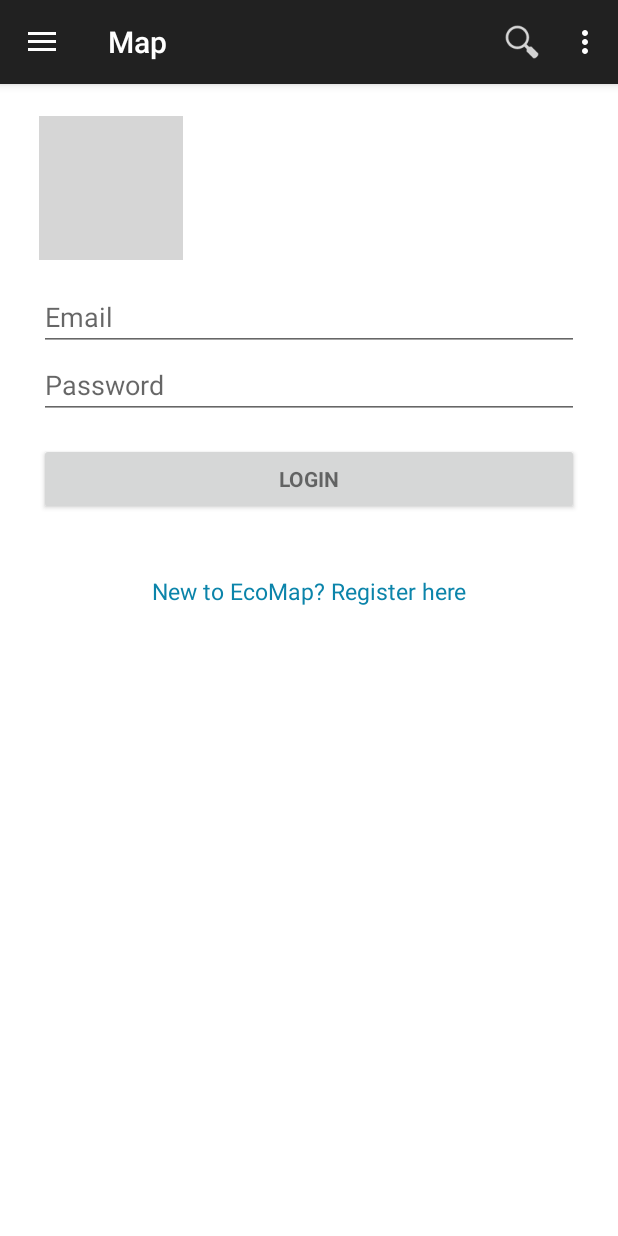
After one commit to ITsvetkoFF/Kv-009, an Android app: the fragment LoginFragment placed in its activity, on a phone screen of 412 x 824 dp. The commit adds this screen. Run offline under Robolectric (Android 15) with nearby library versions, the phone set to English and light mode, and no system bars; 1 statement that could not run was skipped; grey boxes are pictures that could not be loaded.

Commit message:
login fragment added

```diff
--- a/app/build.gradle
+++ b/app/build.gradle
@@ -23,6 +23,6 @@ dependencies {
     compile fileTree(dir: 'libs', include: ['*.jar'])
     compile 'com.android.support:appcompat-v7:22.2.0'
     compile 'com.google.android.gms:play-services:7.5.0'
-    compile 'com.google.maps.android:android-maps-utils:0.3+'
+    compile 'com.google.maps.android:android-maps-utils:0.3.+'
     compile 'com.getbase:floatingactionbutton:1.9.1'
 }
--- a/app/src/main/AndroidManifest.xml
+++ b/app/src/main/AndroidManifest.xml
@@ -42,10 +42,13 @@
                 android:name="android.support.PARENT_ACTIVITY"
                 android:value=".activities.MainActivity" />
         </activity>
+
         <provider
-            android:authorities="org.ecomap.android.app.data"
-            android:name=".data.EcoMapProvider"/>
-        <service android:name=".sync.EcoMapService"/>
+            android:name=".data.EcoMapProvider"
+            android:authorities="org.ecomap.android.app.data" />
+
+        <service android:name=".sync.EcoMapService" />
+
     </application>
 
 </manifest>
--- a/app/src/main/java/org/ecomap/android/app/activities/MainActivity.java
+++ b/app/src/main/java/org/ecomap/android/app/activities/MainActivity.java
@@ -43,6 +43,7 @@ import org.ecomap.android.app.ProblemsTask;
 import org.ecomap.android.app.R;
 import org.ecomap.android.app.fragments.AddProblemFragment;
 import org.ecomap.android.app.fragments.EcoMapFragment;
+import org.ecomap.android.app.fragments.LoginFragment;
 
 /**
  * This example illustrates a common usage of the DrawerLayout widget
@@ -84,6 +85,7 @@ public class MainActivity extends AppCompatActivity {
     public static final int NAV_MAP = 0;
     public static final int NAV_DETAILS = 2;
     public static final int NAV_RESOURCES = 3;
+    public static final int NAV_LOGIN = 5;
 
 
 
@@ -183,6 +185,7 @@ public class MainActivity extends AppCompatActivity {
         // update the main content by replacing fragments
         FragmentManager fragmentManager = getSupportFragmentManager();
         Fragment fragment;
+        boolean stop = false;
         switch (position) {
             case NAV_MAP:
                 fragment = new EcoMapFragment();
@@ -192,6 +195,9 @@ public class MainActivity extends AppCompatActivity {
                 break;
             case NAV_DETAILS:
                 fragment = AddProblemFragment.newInstance("title", "description");
+                break;
+            case NAV_LOGIN:
+                fragment = new LoginFragment();
                 break;
             default:
                 fragment = new MockFragment();
--- /dev/null
+++ b/app/src/main/java/org/ecomap/android/app/fragments/LoginFragment.java
@@ -0,0 +1,20 @@
+package org.ecomap.android.app.fragments;
+
+import android.os.Bundle;
+import android.view.LayoutInflater;
+import android.view.View;
+import android.view.ViewGroup;
+
+import android.support.v4.app.Fragment;
+
+import org.ecomap.android.app.R;
+
+public class LoginFragment extends Fragment {
+
+    @Override
+    public View onCreateView(LayoutInflater inflater, ViewGroup container, Bundle savedInstanceState) {
+
+        return inflater.inflate(R.layout.login_layout, container, false);
+    }
+
+}
--- /dev/null
+++ b/app/src/main/res/layout/login_layout.xml
@@ -0,0 +1,113 @@
+<?xml version="1.0" encoding="utf-8"?>
+<LinearLayout xmlns:android="http://schemas.android.com/apk/res/android"
+    xmlns:tools="http://schemas.android.com/tools"
+    android:layout_width="match_parent"
+    android:layout_height="match_parent"
+    android:gravity="center_horizontal"
+    android:orientation="vertical"
+    android:paddingBottom="@dimen/activity_vertical_margin"
+    android:paddingLeft="@dimen/activity_horizontal_margin"
+    android:paddingRight="@dimen/activity_horizontal_margin"
+    android:paddingTop="@dimen/activity_vertical_margin"
+    android:background="@color/white"
+    tools:context="org.ecomap.android.app.fragments.LoginFragment" >
+<!-- Login progress -->
+<ProgressBar
+    android:id="@+id/login_progress" style="?android:attr/progressBarStyleLarge"
+    android:layout_width="wrap_content"
+    android:layout_height="wrap_content"
+    android:layout_marginBottom="8dp"
+    android:visibility="gone" />
+
+<ScrollView
+    android:id="@+id/login_form"
+    android:layout_width="match_parent"
+    android:layout_height="match_parent">
+
+    <RelativeLayout
+        android:layout_width="fill_parent"
+        android:layout_height="wrap_content"
+        android:orientation="vertical">
+
+        <!-- HEADER start -->
+        <LinearLayout
+            android:id="@+id/header"
+            android:layout_width="fill_parent"
+            android:layout_height="wrap_content"
+            android:paddingTop="5dip"
+            android:paddingBottom="5dip">
+
+            <!-- LOGO start -->
+            <ImageView
+                android:src="@drawable/logo"
+                android:layout_width="wrap_content"
+                android:layout_height="wrap_content"
+                android:layout_marginLeft="10dip"/>
+            <!-- LOGO end -->
+
+        </LinearLayout>
+        <!-- HEADER end -->
+
+        <!-- LOGIN FORM start -->
+        <LinearLayout
+            android:id="@+id/email_login_form"
+            android:layout_width="match_parent"
+            android:layout_height="wrap_content"
+            android:orientation="vertical"
+            android:padding="10dip"
+            android:layout_below="@+id/header">
+
+            <!-- EMAIL start -->
+            <AutoCompleteTextView
+                android:id="@+id/email"
+                android:layout_width="match_parent"
+                android:layout_height="wrap_content"
+                android:hint="@string/prompt_email"
+                android:inputType="textEmailAddress"
+                android:maxLines="1"
+                android:singleLine="true" />
+            <!-- EMAIL end -->
+
+            <!-- PASSWORD start -->
+            <EditText
+                android:id="@+id/password"
+                android:layout_width="match_parent"
+                android:layout_height="wrap_content"
+                android:hint="@string/prompt_password"
+                android:imeActionId="@+id/login"
+                android:imeActionLabel="@string/action_sign_in_short"
+                android:imeOptions="actionUnspecified"
+                android:inputType="textPassword"
+                android:maxLines="1"
+                android:singleLine="true" />
+            <!-- PASSWORD end -->
+
+            <!-- LOGIN BUTTON start -->
+            <Button
+                android:id="@+id/email_sign_in_button" style="?android:textAppearanceSmall"
+                android:layout_width="match_parent"
+                android:layout_height="wrap_content"
+                android:layout_marginTop="16dp"
+                android:text="Login"
+                android:textStyle="bold" />
+            <!-- LOGIN BUTTON end -->
+
+            <!--LINK TO REGISTER start -->
+            <TextView android:id="@+id/link_to_register"
+                android:layout_width="fill_parent"
+                android:layout_height="wrap_content"
+                android:layout_marginTop="40dip"
+                android:layout_marginBottom="40dip"
+                android:text="New to EcoMap? Register here"
+                android:gravity="center"
+                android:textSize="15dip"
+                android:textColor="#0b84aa"/>
+            <!-- LINK TO REGISTER end -->
+
+        </LinearLayout>
+        <!-- LOGIN FORM end -->
+
+    </RelativeLayout>
+</ScrollView>
+
+</LinearLayout>
--- a/app/src/main/res/values/strings.xml
+++ b/app/src/main/res/values/strings.xml
@@ -8,6 +8,7 @@
         <item>TOP 10</item>
         <item>Profile</item>
         <item>Resources</item>
+        <item>Login</item>
     </string-array>
 
     <string-array name="problem_details_tabs">
@@ -23,6 +24,23 @@
     <string name="drawer_open">Open navigation drawer</string>
     <string name="drawer_close">Close navigation drawer</string>
 
+    <string name="hello_world">Hello world!</string>
 
+<!-- TODO: Remove or change this placeholder text -->
+    <string name="hello_blank_fragment">Hello blank fragment</string>
+
+    <!-- Strings related to login -->
+    <string name="title_fragment_login">Sign in</string>
+    <string name="prompt_email">Email</string>
+    <string name="prompt_password">Password</string>
+    <string name="action_sign_in">Sign in or register</string>
+    <string name="action_sign_in_short">Sign in</string>
+    <string name="plus_sign_out">Switch Google+ account</string>
+    <string name="plus_disconnect">Disconnect from Google+</string>
+    <string name="error_invalid_email">This email address is invalid</string>
+    <string name="error_invalid_password">This password is too short</string>
+    <string name="error_incorrect_password">This password is incorrect</string>
+    <string name="error_field_required">This field is required</string>
+    <color name="white">#FFFFFF</color>
 
 </resources>
```
